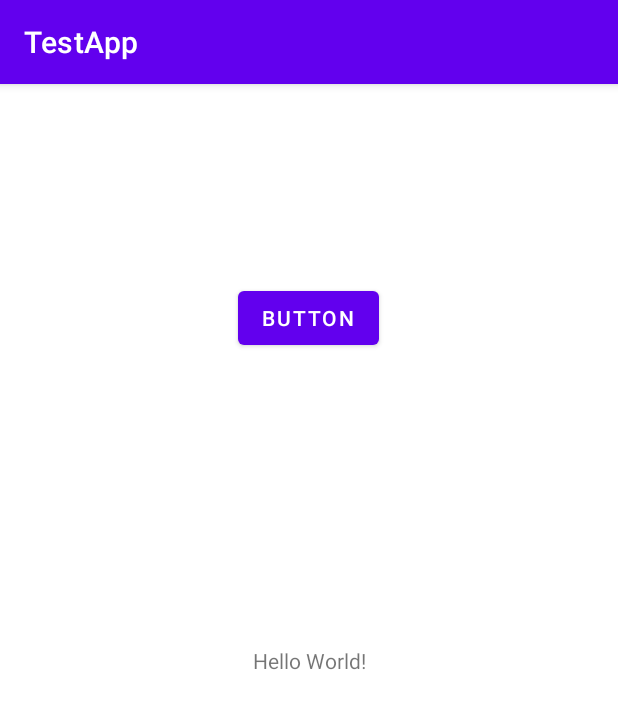
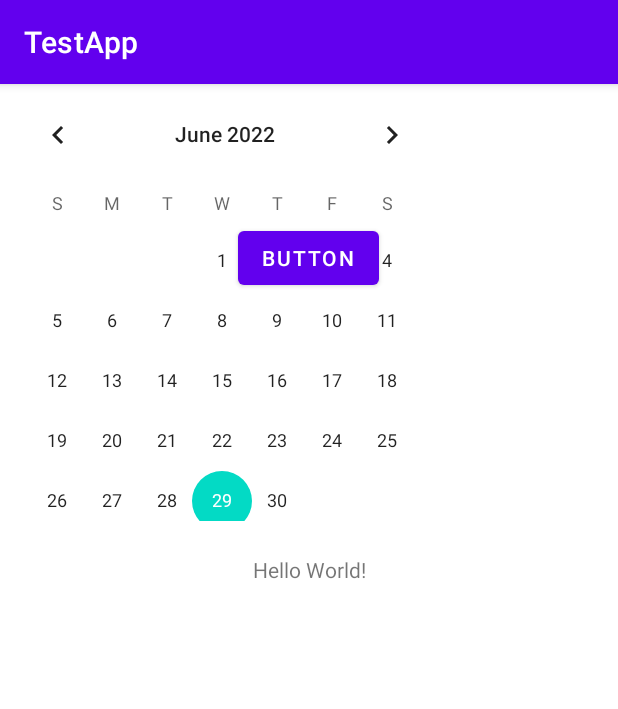
Before and after one commit to PiotrFormela0106/repo_android, an Android app: the screen it shows after launch (MainActivity), on a phone screen of 412 x 824 dp. Shown: the top 709 px of the screen. Run offline under Robolectric (Android 15) with nearby library versions, the phone set to English and light mode, and no system bars.

Commit message:
CalendarView added

```diff
--- a/app/src/main/res/layout/activity_main.xml
+++ b/app/src/main/res/layout/activity_main.xml
@@ -13,7 +13,8 @@
         app:layout_constraintBottom_toBottomOf="parent"
         app:layout_constraintEnd_toEndOf="parent"
         app:layout_constraintStart_toStartOf="parent"
-        app:layout_constraintTop_toTopOf="parent" />
+        app:layout_constraintTop_toTopOf="parent"
+        app:layout_constraintVertical_bias="0.419" />
 
     <ImageView
         android:id="@+id/imageView"
@@ -30,11 +31,18 @@
         android:id="@+id/button"
         android:layout_width="wrap_content"
         android:layout_height="wrap_content"
-        android:layout_marginTop="60dp"
+        android:layout_marginTop="20dp"
         android:text="Button"
         app:layout_constraintEnd_toEndOf="parent"
         app:layout_constraintHorizontal_bias="0.498"
         app:layout_constraintStart_toStartOf="parent"
         app:layout_constraintTop_toBottomOf="@+id/imageView" />
 
+    <CalendarView
+        android:id="@+id/calendarView"
+        android:layout_width="300dp"
+        android:layout_height="291dp"
+        tools:layout_editor_absoluteX="55dp"
+        tools:layout_editor_absoluteY="331dp" />
+
 </androidx.constraintlayout.widget.ConstraintLayout>
```
